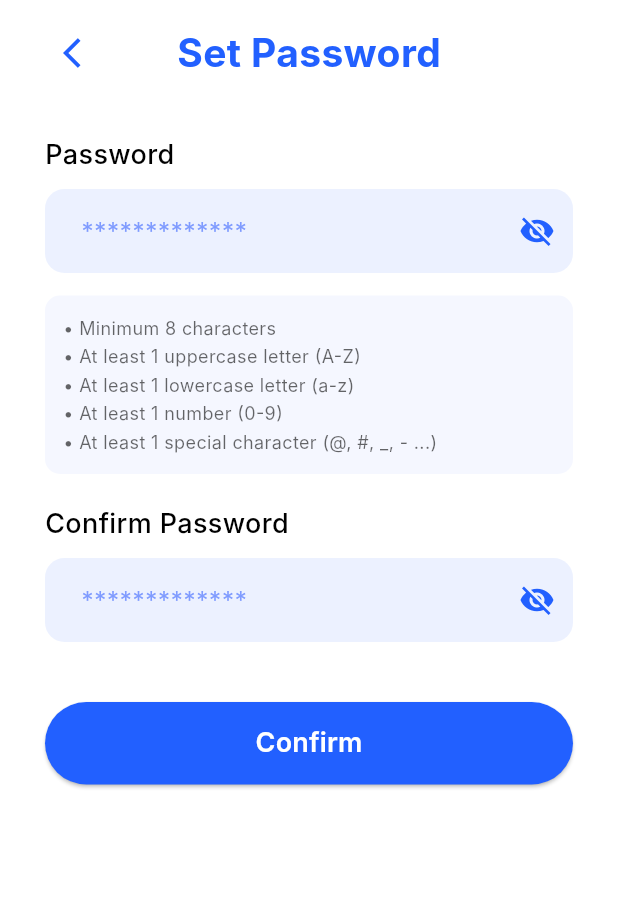
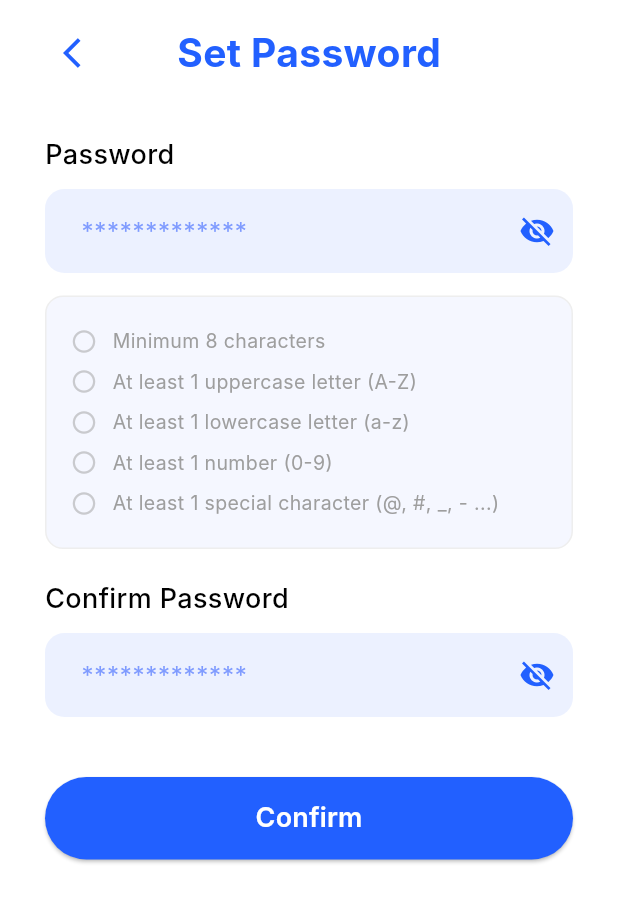
Before and after one commit to mailiemtruc/officesync, a Flutter app: the SetPasswordScreen screen opened by its route, on a phone screen of 412 x 824 dp. Shown: the top 902 px of the screen. Run offline on Flutter 3.47's test engine with Material 3 defaults, Android fonts, the phone set to English and light mode, and no system bars; our stand-ins replace dio, flutter_secure_storage, image_picker, phosphor_flutter; accounts and stored records are empty; Roboto replaces fonts that are missing (Inter).

Commit message:
implement real-time password validation UI

```diff
--- a/client-mobile/lib/features/core_service/presentation/pages/set_password_screen.dart
+++ b/client-mobile/lib/features/core_service/presentation/pages/set_password_screen.dart
@@ -29,6 +29,11 @@ class _SetPasswordScreenState extends State<SetPasswordScreen> {
   @override
   void initState() {
     super.initState();
+    _passwordController.addListener(() {
+      setState(
+        () {},
+      ); // Rebuild UI mỗi khi nhập password để cập nhật các dòng check
+    });
     Future.delayed(const Duration(milliseconds: 100), () {
       if (mounted) setState(() => _isTitleVisible = true);
     });
@@ -187,6 +192,69 @@ class _SetPasswordScreenState extends State<SetPasswordScreen> {
     );
   }
 
+  Widget _buildRuleItem(String text, bool isValid) {
+    return Padding(
+      padding: const EdgeInsets.symmetric(vertical: 4),
+      child: Row(
+        children: [
+          Icon(
+            isValid ? Icons.check_circle_rounded : Icons.radio_button_unchecked,
+            color: isValid ? Colors.green : Colors.grey.withOpacity(0.5),
+            size: 18,
+          ),
+          const SizedBox(width: 10),
+          Expanded(
+            child: Text(
+              text,
+              style: TextStyle(
+                color: isValid ? Colors.black87 : Colors.grey,
+                fontSize: 13,
+                fontFamily: 'Inter',
+                // Gạch ngang chữ nếu chưa thỏa mãn (tuỳ chọn, ở đây tôi để bình thường cho dễ đọc)
+                fontWeight: isValid ? FontWeight.w500 : FontWeight.normal,
+              ),
+            ),
+          ),
+        ],
+      ),
+    );
+  }
+
+  Widget _buildPasswordRules(String password) {
+    bool hasMinLength = password.length >= 8;
+    bool hasUppercase = password.contains(RegExp(r'[A-Z]'));
+    bool hasLowercase = password.contains(RegExp(r'[a-z]'));
+    bool hasDigit = password.contains(RegExp(r'[0-9]'));
+    // Lưu ý: Regex này bao gồm _ - + = như file gốc của bạn để khớp với mô tả
+    bool hasSpecialChar = password.contains(
+      RegExp(r'[!@#$%^&*(),.?":{}|<>_+\-=]'),
+    );
+
+    return Container(
+      padding: const EdgeInsets.all(16),
+      decoration: BoxDecoration(
+        color: const Color(0xFFF5F7FF), // Màu nền giống code cũ của bạn
+        borderRadius: BorderRadius.circular(12),
+        border: Border.all(
+          color: Colors.grey.shade200,
+        ), // Thêm viền nhẹ cho đẹp
+      ),
+      child: Column(
+        crossAxisAlignment: CrossAxisAlignment.start,
+        children: [
+          _buildRuleItem("Minimum 8 characters", hasMinLength),
+          _buildRuleItem("At least 1 uppercase letter (A-Z)", hasUppercase),
+          _buildRuleItem("At least 1 lowercase letter (a-z)", hasLowercase),
+          _buildRuleItem("At least 1 number (0-9)", hasDigit),
+          _buildRuleItem(
+            "At least 1 special character (@, #, _, - ...)",
+            hasSpecialChar,
+          ),
+        ],
+      ),
+    );
+  }
+
   Widget _buildFormContent() {
     return SingleChildScrollView(
       padding: const EdgeInsets.symmetric(horizontal: 30, vertical: 10),
@@ -254,27 +322,11 @@ class _SetPasswordScreenState extends State<SetPasswordScreen> {
                   ),
                 ),
                 const SizedBox(height: 15),
-                Container(
-                  width: double.infinity,
-                  padding: const EdgeInsets.all(12),
-                  decoration: BoxDecoration(
-                    color: const Color(0xFFF5F7FF),
-                    borderRadius: BorderRadius.circular(10),
-                  ),
-                  child: Text(
-                    '• Minimum 8 characters\n'
-                    '• At least 1 uppercase letter (A-Z)\n'
-                    '• At least 1 lowercase letter (a-z)\n'
-                    '• At least 1 number (0-9)\n'
-                    '• At least 1 special character (@, #, _, - ...)',
-                    style: TextStyle(
-                      color: Colors.black.withOpacity(0.6),
-                      fontSize: 12,
-                      fontFamily: 'Inter',
-                      height: 1.6,
-                    ),
-                  ),
-                ),
+
+                // --- THAY THẾ ĐOẠN CŨ BẰNG ĐOẠN NÀY ---
+                _buildPasswordRules(_passwordController.text),
+
+                // --------------------------------------
                 const SizedBox(height: 20),
                 _buildLabel("Confirm Password"),
                 CustomTextField(
```
